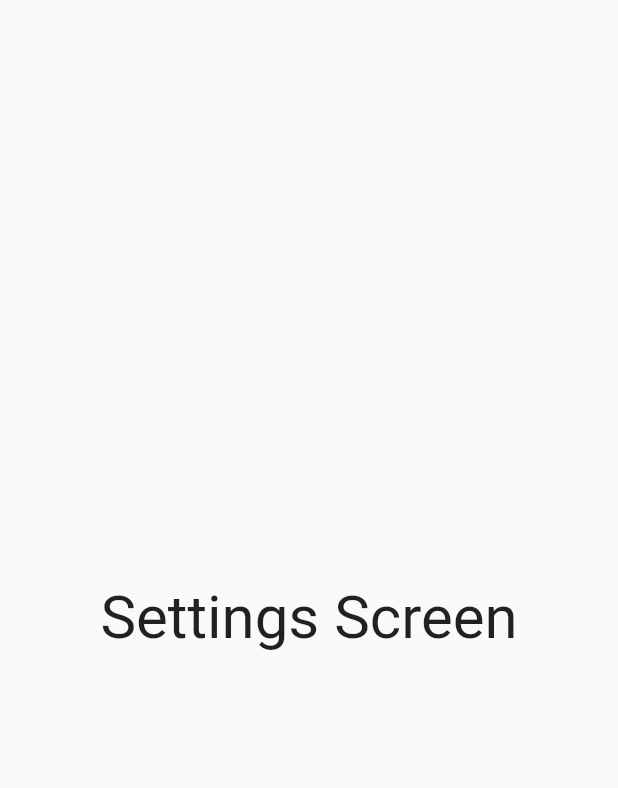
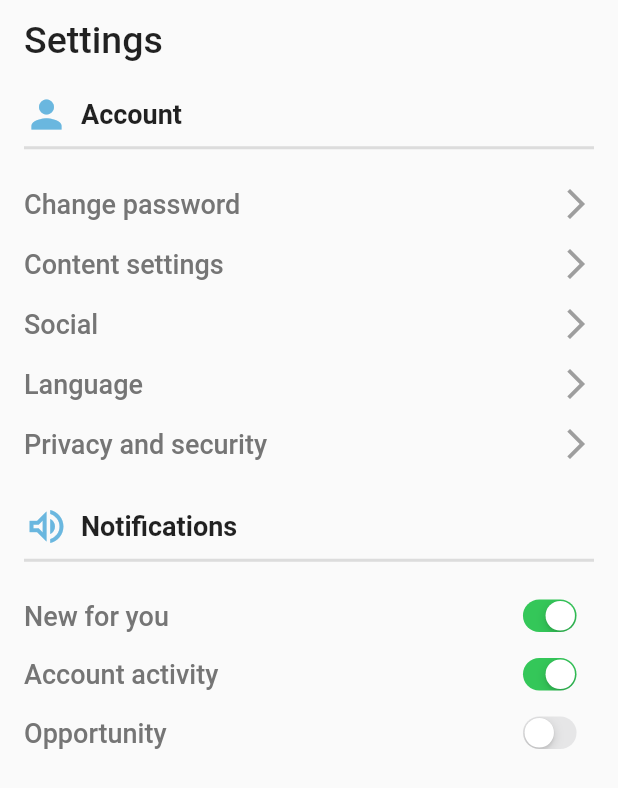
Before and after one commit to Dark-DEV-Coder/A-Little-Cloud, a Flutter app: the Settings screen opened directly, on a phone screen of 412 x 824 dp. Shown: the top 788 px of the screen. Run offline on Flutter 3.47's test engine with Material 2 defaults, Android fonts, the light colour scheme and no system bars; our stand-ins replace cloud_firestore, firebase_core, flutter_svg, google_fonts, splashscreen; missing offline and left inert: dart:ffi; accounts and stored records are empty.

Commit message:
Update code 6

```diff
--- a/alittlecloud/lib/ButtonNav/Settings.dart
+++ b/alittlecloud/lib/ButtonNav/Settings.dart
@@ -1,8 +1,9 @@
+import 'package:flutter/cupertino.dart';
 import 'package:flutter/material.dart';
-
+import 'package:alittlecloud/color.dart';
 import '../Custom_NavBar/DrawerNavBar.dart';
 import '../ListPost.dart';
-
+const fontF = 'Roboto';
 class Settings extends StatefulWidget{
   @override
   _Settings createState() => _Settings();
@@ -12,8 +13,149 @@ class _Settings extends State<Settings> {
 
   Widget build(BuildContext context) {
     return Scaffold(
-      body: Center(
-        child: Text("Settings Screen", style: TextStyle(fontSize: 40)),
+      body: Container(
+        padding: EdgeInsets.only(left: 16, top: 12, right: 16),
+        child: ListView(
+          children: [
+            Text(
+              "Settings",
+              style: TextStyle(fontSize: 25, fontWeight: FontWeight.w500,fontFamily: fontF),
+            ),
+            SizedBox(
+              height: 20,
+            ),
+            Row(
+              children: [
+                Icon(
+
+                  Icons.person,
+                  color:GetColor.coloraqua,
+                  size: 30.0,
+                ),
+                SizedBox(
+                  width: 8,
+                ),
+                Text(
+                  "Account",
+                  style: TextStyle(fontSize: 18, fontWeight: FontWeight.bold,fontFamily: fontF),
+                ),
+              ],
+            ),
+            Divider(
+              height: 15,
+              thickness: 2,
+            ),
+            SizedBox(
+              height: 10,
+            ),
+            buildAccountOptionRow(context, "Change password"),
+            buildAccountOptionRow(context, "Content settings"),
+            buildAccountOptionRow(context, "Social"),
+            buildAccountOptionRow(context, "Language"),
+            buildAccountOptionRow(context, "Privacy and security"),
+            SizedBox(
+              height: 20,
+            ),
+            Row(
+              children: [
+                Icon(
+                  Icons.volume_up_outlined,
+                  color: GetColor.coloraqua,
+                  size: 30.0,
+                ),
+                SizedBox(
+                  width: 8,
+                ),
+                Text(
+                  "Notifications",
+                  style: TextStyle(fontSize: 18, fontWeight: FontWeight.bold,fontFamily: fontF),
+                ),
+              ],
+            ),
+            Divider(
+              height: 15,
+              thickness: 2,
+            ),
+            SizedBox(
+              height: 10,
+            ),
+            buildNotificationOptionRow("New for you", true),
+            buildNotificationOptionRow("Account activity", true),
+            buildNotificationOptionRow("Opportunity", false),
+            SizedBox(
+              height: 50,
+            ),
+
+          ],
+        ),
+      ),
+    );
+  }
+  Row buildNotificationOptionRow(String title, bool isActive) {
+    return Row(
+      mainAxisAlignment: MainAxisAlignment.spaceBetween,
+      children: [
+        Text(
+          title,
+          style: TextStyle(
+              fontSize: 18,
+              fontWeight: FontWeight.w500,
+              color: Colors.grey[600]),
+        ),
+        Transform.scale(
+            scale: 0.7,
+            child: CupertinoSwitch(
+              value: isActive,
+              onChanged: (bool val) {},
+            ))
+      ],
+    );
+  }
+  GestureDetector buildAccountOptionRow(BuildContext context, String title) {
+    return GestureDetector(
+      onTap: () {
+        showDialog(
+            context: context,
+            builder: (BuildContext context) {
+              return AlertDialog(
+                title: Text(title),
+                content: Column(
+                  mainAxisSize: MainAxisSize.min,
+                  children: [
+                    Text("Option 1"),
+                    Text("Option 2"),
+                    Text("Option 3"),
+                  ],
+                ),
+                actions: [
+                  FlatButton(
+                      onPressed: () {
+                        Navigator.of(context).pop();
+                      },
+                      child: Text("Close",style: TextStyle(fontFamily: fontF),)),
+                ],
+              );
+            });
+      },
+      child: Padding(
+        padding: const EdgeInsets.symmetric(vertical: 8.0),
+        child: Row(
+          mainAxisAlignment: MainAxisAlignment.spaceBetween,
+          children: [
+            Text(
+              title,
+              style: TextStyle(
+                fontSize: 18,
+                fontWeight: FontWeight.w500,
+                color: Colors.grey[600],
+              ),
+            ),
+            Icon(
+              Icons.arrow_forward_ios,
+              color: Colors.grey,
+            ),
+          ],
+        ),
       ),
     );
   }
--- a/alittlecloud/lib/SideNavigation/Settings.dart
+++ /dev/null
@@ -1,15 +0,0 @@
-import 'package:alittlecloud/Custom_NavBar/custom_app_bar.dart';
-import 'package:flutter/material.dart';
-class Settings extends StatelessWidget {
-  const Settings ({Key? key}) : super(key: key);
-
-  @override
-  Widget build(BuildContext context) => Scaffold(
-    appBar: AppBar(
-      title: Text("Settings"),
-      centerTitle: true,
-      backgroundColor: primaryColor,
-    ),
-
-  );
-}
--- a/alittlecloud/lib/color.dart
+++ b/alittlecloud/lib/color.dart
@@ -1,3 +1,4 @@
+import 'package:flutter/cupertino.dart';
 import 'package:flutter/cupertino.dart';
 
 class GetColor{
--- a/alittlecloud/lib/welcom_home.dart
+++ b/alittlecloud/lib/welcom_home.dart
@@ -5,7 +5,6 @@ import 'package:flutter/material.dart';
 import 'package:flutter/cupertino.dart';
 import 'package:flutter_svg/flutter_svg.dart';
 import 'package:google_fonts/google_fonts.dart';
-
 class WelcomHome extends StatefulWidget {
   final String u;
   final String p;
```
Also changed, not shown: alittlecloud/lib/Custom_NavBar/DrawerNavBar.dart (+71 -15 lines).
